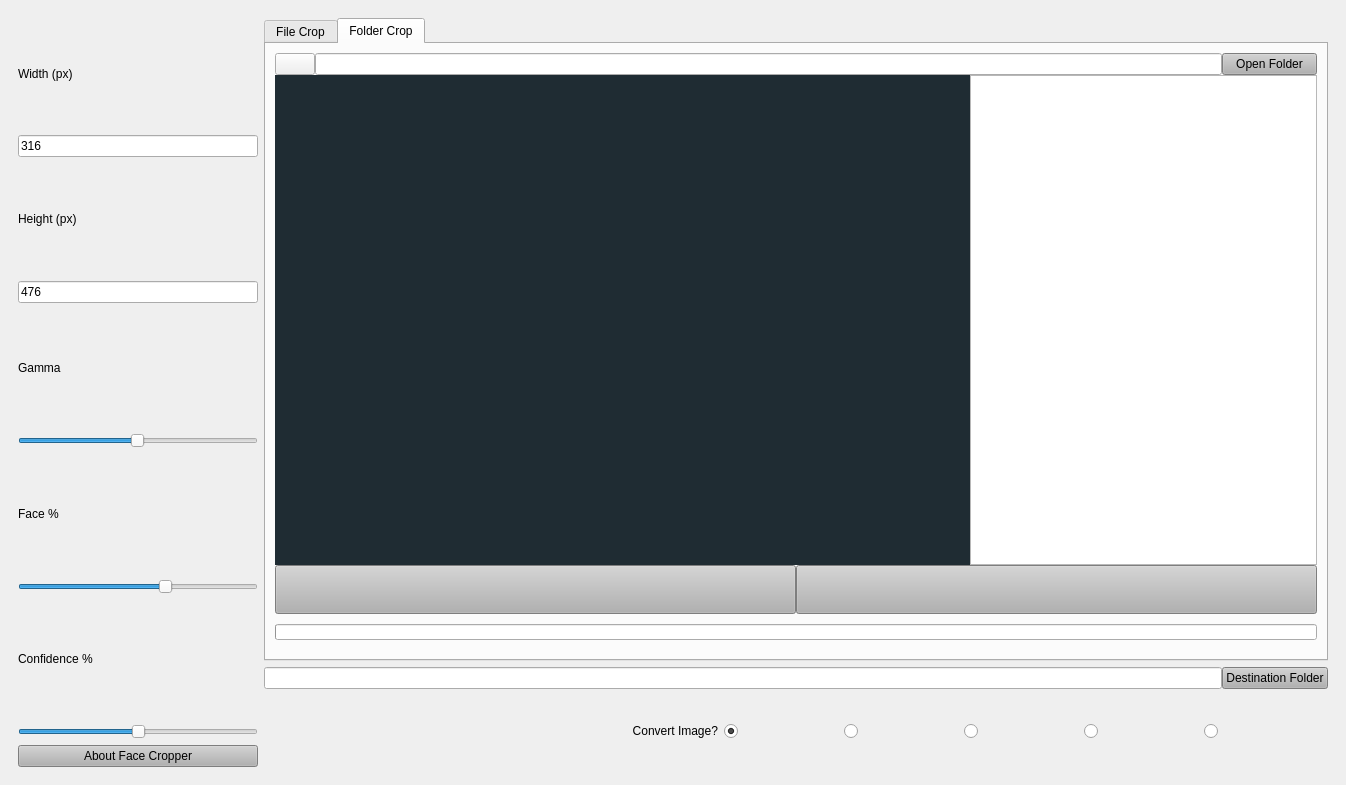
The window that resources/forms/form.ui (gregorycarnegie/autocrop) describes before a commit, drawn with Qt 5.
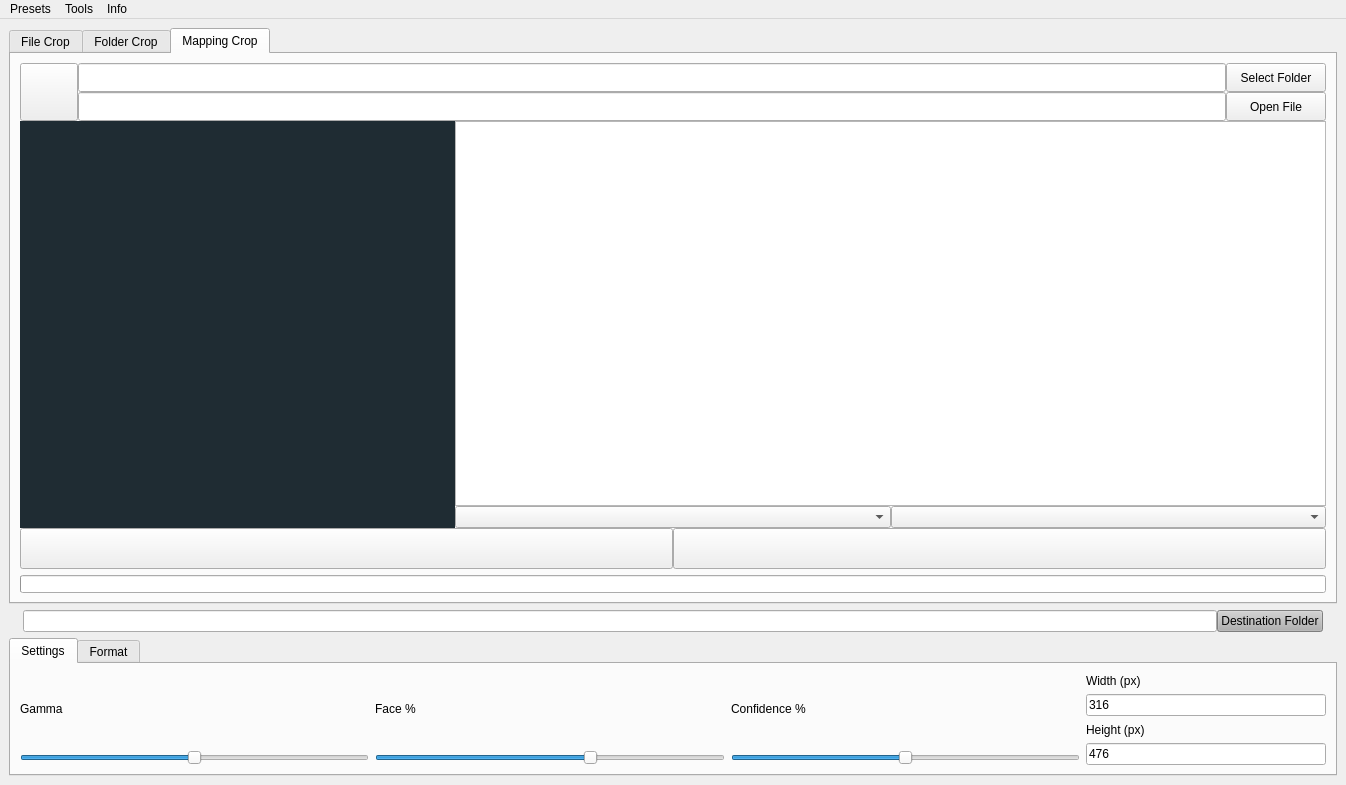
The same window after the commit. Icons and pictures are not drawn.

Commit message:
Added a mapping crop feature
The mapping_crop takes a folder and a CSV/XLSX file and saves cropped images based on your chosen mapping.

I saved resource locations to a JSON file and replaced some loops with NumPy array operations.

The edit to the form file:
```diff
--- a/resources/forms/form.ui
+++ b/resources/forms/form.ui
@@ -26,318 +26,7 @@
    </property>
    <layout class="QVBoxLayout" name="verticalLayout_7">
     <item>
-     <layout class="QHBoxLayout" name="horizontalLayout_3" stretch="2,9">
-      <property name="spacing">
-       <number>6</number>
-      </property>
-      <property name="sizeConstraint">
-       <enum>QLayout::SetDefaultConstraint</enum>
-      </property>
-      <property name="leftMargin">
-       <number>9</number>
-      </property>
-      <property name="topMargin">
-       <number>9</number>
-      </property>
-      <property name="rightMargin">
-       <number>9</number>
-      </property>
-      <property name="bottomMargin">
-       <number>9</number>
-      </property>
-      <item>
-       <layout class="QVBoxLayout" name="verticalLayout_2" stretch="0,0,0,0,0,0">
-        <property name="leftMargin">
-         <number>0</number>
-        </property>
-        <property name="topMargin">
-         <number>0</number>
-        </property>
-        <property name="rightMargin">
-         <number>0</number>
-        </property>
-        <property name="bottomMargin">
-         <number>0</number>
-        </property>
-        <item>
-         <layout class="QGridLayout" name="gridLayout_12">
-          <item row="1" column="0">
-           <widget class="QLabel" name="label_4">
-            <property name="sizePolicy">
-             <sizepolicy hsizetype="Preferred" vsizetype="Preferred">
-              <horstretch>0</horstretch>
-              <verstretch>0</verstretch>
-             </sizepolicy>
-            </property>
-            <property name="minimumSize">
-             <size>
-              <width>240</width>
-              <height>0</height>
-             </size>
-            </property>
-            <property name="maximumSize">
-             <size>
-              <width>240</width>
-              <height>16777215</height>
-             </size>
-            </property>
-            <property name="text">
-             <string>Width (px)</string>
-            </property>
-           </widget>
-          </item>
-          <item row="2" column="0">
-           <widget class="QLineEdit" name="lineEdit_3">
-            <property name="minimumSize">
-             <size>
-              <width>239</width>
-              <height>0</height>
-             </size>
-            </property>
-            <property name="maximumSize">
-             <size>
-              <width>240</width>
-              <height>16777215</height>
-             </size>
-            </property>
-            <property name="inputMethodHints">
-             <set>Qt::ImhDigitsOnly</set>
-            </property>
-            <property name="text">
-             <string>316</string>
-            </property>
-           </widget>
-          </item>
-         </layout>
-        </item>
-        <item>
-         <layout class="QGridLayout" name="gridLayout_13">
-          <item row="0" column="0">
-           <widget class="QLabel" name="label_5">
-            <property name="minimumSize">
-             <size>
-              <width>240</width>
-              <height>0</height>
-             </size>
-            </property>
-            <property name="maximumSize">
-             <size>
-              <width>240</width>
-              <height>16777215</height>
-             </size>
-            </property>
-            <property name="text">
-             <string>Height (px)</string>
-            </property>
-           </widget>
-          </item>
-          <item row="1" column="0">
-           <widget class="QLineEdit" name="lineEdit_4">
-            <property name="minimumSize">
-             <size>
-              <width>240</width>
-              <height>0</height>
-             </size>
-            </property>
-            <property name="maximumSize">
-             <size>
-              <width>240</width>
-              <height>16777215</height>
-             </size>
-            </property>
-            <property name="inputMethodHints">
-             <set>Qt::ImhDigitsOnly</set>
-            </property>
-            <property name="text">
-             <string>476</string>
-            </property>
-           </widget>
-          </item>
-         </layout>
-        </item>
-        <item>
-         <layout class="QGridLayout" name="gridLayout_14">
-          <item row="1" column="0">
-           <widget class="QSlider" name="horizontalSlider_2">
-            <property name="minimumSize">
-             <size>
-              <width>240</width>
-              <height>0</height>
-             </size>
-            </property>
-            <property name="maximumSize">
-             <size>
-              <width>240</width>
-              <height>16777215</height>
-             </size>
-            </property>
-            <property name="minimum">
-             <number>1</number>
-            </property>
-            <property name="maximum">
-             <number>2000</number>
-            </property>
-            <property name="pageStep">
-             <number>100</number>
-            </property>
-            <property name="value">
-             <number>1000</number>
-            </property>
-            <property name="orientation">
-             <enum>Qt::Horizontal</enum>
-            </property>
-           </widget>
-          </item>
-          <item row="0" column="0">
-           <widget class="QLabel" name="label_6">
-            <property name="minimumSize">
-             <size>
-              <width>240</width>
-              <height>0</height>
-             </size>
-            </property>
-            <property name="maximumSize">
-             <size>
-              <width>240</width>
-              <height>16777215</height>
-             </size>
-            </property>
-            <property name="text">
-             <string>Gamma</string>
-            </property>
-           </widget>
-          </item>
-         </layout>
-        </item>
-        <item>
-         <layout class="QGridLayout" name="gridLayout_11">
-          <item row="0" column="0">
-           <widget class="QLabel" name="label_7">
-            <property name="minimumSize">
-             <size>
-              <width>240</width>
-              <height>0</height>
-             </size>
-            </property>
-            <property name="maximumSize">
-             <size>
-              <width>240</width>
-              <height>16777215</height>
-             </size>
-            </property>
-            <property name="text">
-             <string>Face %</string>
-            </property>
-           </widget>
-          </item>
-          <item row="1" column="0">
-           <widget class="QSlider" name="horizontalSlider_3">
-            <property name="minimumSize">
-             <size>
-              <width>240</width>
-              <height>0</height>
-             </size>
-            </property>
-            <property name="maximumSize">
-             <size>
-              <width>240</width>
-              <height>16777215</height>
-             </size>
-            </property>
-            <property name="maximum">
-             <number>100</number>
-            </property>
-            <property name="singleStep">
-             <number>1</number>
-            </property>
-            <property name="value">
-             <number>62</number>
-            </property>
-            <property name="orientation">
-             <enum>Qt::Horizontal</enum>
-            </property>
-           </widget>
-          </item>
-         </layout>
-        </item>
-        <item>
-         <layout class="QGridLayout" name="gridLayout_9">
-          <item row="0" column="0">
-           <widget class="QLabel" name="label_9">
-            <property name="minimumSize">
-             <size>
-              <width>240</width>
-              <height>0</height>
-             </size>
-            </property>
-            <property name="maximumSize">
-             <size>
-              <width>240</width>
-              <height>16777215</height>
-             </size>
-            </property>
-            <property name="text">
-             <string>Confidence %</string>
-            </property>
-           </widget>
-          </item>
-          <item row="1" column="0">
-           <widget class="QSlider" name="horizontalSlider_4">
-            <property name="minimumSize">
-             <size>
-              <width>240</width>
-              <height>0</height>
-             </size>
-            </property>
-            <property name="maximumSize">
-             <size>
-              <width>240</width>
-              <height>16777215</height>
-             </size>
-            </property>
-            <property name="maximum">
-             <number>100</number>
-            </property>
-            <property name="value">
-             <number>50</number>
-            </property>
-            <property name="orientation">
-             <enum>Qt::Horizontal</enum>
-            </property>
-           </widget>
-          </item>
-         </layout>
-        </item>
-        <item>
-         <layout class="QGridLayout" name="gridLayout_15">
-          <item row="0" column="0">
-           <widget class="QPushButton" name="AboutPushButton">
-            <property name="minimumSize">
-             <size>
-              <width>240</width>
-              <height>0</height>
-             </size>
-            </property>
-            <property name="maximumSize">
-             <size>
-              <width>240</width>
-              <height>16777215</height>
-             </size>
-            </property>
-            <property name="styleSheet">
-             <string notr="true">background: #b1b1b1</string>
-            </property>
-            <property name="text">
-             <string>About Face Cropper</string>
-            </property>
-           </widget>
-          </item>
-         </layout>
-        </item>
-       </layout>
-      </item>
-      <item>
-       <layout class="QVBoxLayout" name="verticalLayout" stretch="10,0,1">
+     <layout class="QVBoxLayout" name="verticalLayout" stretch="10,0,0">
         <property name="leftMargin">
          <number>0</number>
         </property>
@@ -352,10 +41,10 @@
         </property>
         <item>
          <layout class="QGridLayout" name="gridLayout_8">
-          <item row="0" column="0">
+        <item row="0" column="1">
            <widget class="QTabWidget" name="tabWidget">
             <property name="currentIndex">
-             <number>1</number>
+           <number>2</number>
             </property>
             <widget class="QWidget" name="tab_1">
              <attribute name="title">
@@ -575,7 +264,7 @@
                    <number>0</number>
                   </property>
                   <item>
-                   <layout class="QHBoxLayout" name="horizontalLayout_5" stretch="10,1">
+                 <layout class="QHBoxLayout" name="horizontalLayout_5" stretch="10">
                     <property name="spacing">
                      <number>0</number>
                     </property>
@@ -614,20 +303,25 @@
                         </property>
                        </widget>
                       </item>
-                     </layout>
-                    </item>
-                    <item>
-                     <layout class="QGridLayout" name="gridLayout_21">
-                      <property name="spacing">
-                       <number>0</number>
+                    <item row="1" column="2">
+                     <widget class="QPushButton" name="FolderPushButton_1">
+                      <property name="minimumSize">
+                       <size>
+                        <width>100</width>
+                        <height>0</height>
+                       </size>
                       </property>
-                      <item row="0" column="0">
-                       <widget class="QPushButton" name="FolderPushButton">
+                      <property name="maximumSize">
+                       <size>
+                        <width>100</width>
+                        <height>16777215</height>
+                       </size>
+                      </property>
                         <property name="styleSheet">
                          <string notr="true">background: #b1b1b1</string>
                         </property>
                         <property name="text">
-                         <string>Open Folder</string>
+                       <string>Select Folder</string>
                         </property>
                         <property name="icon">
                          <iconset resource="../resources.qrc">
@@ -783,6 +477,18 @@
                         <verstretch>0</verstretch>
                        </sizepolicy>
                       </property>
+                    <property name="minimumSize">
+                     <size>
+                      <width>0</width>
+                      <height>18</height>
+                     </size>
+                    </property>
+                    <property name="maximumSize">
+                     <size>
+                      <width>16777215</width>
+                      <height>18</height>
+                     </size>
+                    </property>
                       <property name="value">
                        <number>0</number>
                       </property>
@@ -799,6 +505,266 @@
               </item>
              </layout>
             </widget>
+          <widget class="QWidget" name="tab">
+           <attribute name="title">
+            <string>Mapping Crop</string>
+           </attribute>
+           <layout class="QVBoxLayout" name="verticalLayout_16">
+            <item>
+             <layout class="QVBoxLayout" name="verticalLayout_17" stretch="3,30,3">
+              <property name="spacing">
+               <number>0</number>
+              </property>
+              <item>
+               <layout class="QHBoxLayout" name="horizontalLayout_12" stretch="1,16">
+                <item>
+                 <layout class="QVBoxLayout" name="verticalLayout_18">
+                  <item>
+                   <widget class="QPushButton" name="reload_pushButton_3">
+                    <property name="sizePolicy">
+                     <sizepolicy hsizetype="Expanding" vsizetype="Expanding">
+                      <horstretch>0</horstretch>
+                      <verstretch>0</verstretch>
+                     </sizepolicy>
+                    </property>
+                    <property name="minimumSize">
+                     <size>
+                      <width>58</width>
+                      <height>58</height>
+                     </size>
+                    </property>
+                    <property name="maximumSize">
+                     <size>
+                      <width>58</width>
+                      <height>58</height>
+                     </size>
+                    </property>
+                    <property name="text">
+                     <string/>
+                    </property>
+                    <property name="icon">
+                     <iconset resource="../resources.qrc">
+                      <normaloff>:/icons/icons/reload.svg</normaloff>:/icons/icons/reload.svg</iconset>
+                    </property>
+                    <property name="iconSize">
+                     <size>
+                      <width>32</width>
+                      <height>32</height>
+                     </size>
+                    </property>
+                   </widget>
+                  </item>
+                 </layout>
+                </item>
+                <item>
+                 <layout class="QVBoxLayout" name="verticalLayout_19">
+                  <item>
+                   <layout class="QHBoxLayout" name="horizontalLayout_17">
+                    <item>
+                     <widget class="QLineEdit" name="lineEdit_6">
+                      <property name="minimumSize">
+                       <size>
+                        <width>0</width>
+                        <height>29</height>
+                       </size>
+                      </property>
+                      <property name="maximumSize">
+                       <size>
+                        <width>16777215</width>
+                        <height>29</height>
+                       </size>
+                      </property>
+                     </widget>
+                    </item>
+                    <item>
+                     <widget class="QPushButton" name="FolderPushButton_2">
+                      <property name="minimumSize">
+                       <size>
+                        <width>100</width>
+                        <height>29</height>
+                       </size>
+                      </property>
+                      <property name="maximumSize">
+                       <size>
+                        <width>100</width>
+                        <height>29</height>
+                       </size>
+                      </property>
+                      <property name="text">
+                       <string>Select Folder</string>
+                      </property>
+                      <property name="icon">
+                       <iconset resource="../resources.qrc">
+                        <normaloff>:/icons/icons/folder.svg</normaloff>:/icons/icons/folder.svg</iconset>
+                      </property>
+                     </widget>
+                    </item>
+                   </layout>
+                  </item>
+                  <item>
+                   <layout class="QHBoxLayout" name="horizontalLayout_16">
+                    <item>
+                     <widget class="QLineEdit" name="lineEdit_7">
+                      <property name="minimumSize">
+                       <size>
+                        <width>0</width>
+                        <height>29</height>
+                       </size>
+                      </property>
+                      <property name="sizeIncrement">
+                       <size>
+                        <width>0</width>
+                        <height>29</height>
+                       </size>
+                      </property>
+                     </widget>
+                    </item>
+                    <item>
+                     <widget class="QPushButton" name="TablePushButton">
+                      <property name="minimumSize">
+                       <size>
+                        <width>100</width>
+                        <height>29</height>
+                       </size>
+                      </property>
+                      <property name="maximumSize">
+                       <size>
+                        <width>100</width>
+                        <height>29</height>
+                       </size>
+                      </property>
+                      <property name="text">
+                       <string>Open File</string>
+                      </property>
+                      <property name="icon">
+                       <iconset resource="../resources.qrc">
+                        <normaloff>:/icons/icons/excel.svg</normaloff>:/icons/icons/excel.svg</iconset>
+                      </property>
+                     </widget>
+                    </item>
+                   </layout>
+                  </item>
+                 </layout>
+                </item>
+               </layout>
+              </item>
+              <item>
+               <layout class="QHBoxLayout" name="horizontalLayout_13" stretch="1,2">
+                <property name="spacing">
+                 <number>0</number>
+                </property>
+                <item>
+                 <widget class="QLabel" name="crop_label_3">
+                  <property name="sizePolicy">
+                   <sizepolicy hsizetype="Ignored" vsizetype="Ignored">
+                    <horstretch>0</horstretch>
+                    <verstretch>0</verstretch>
+                   </sizepolicy>
+                  </property>
+                  <property name="styleSheet">
+                   <string notr="true">background: #1f2c33</string>
+                  </property>
+                  <property name="text">
+                   <string/>
+                  </property>
+                  <property name="scaledContents">
+                   <bool>true</bool>
+                  </property>
+                  <property name="alignment">
+                   <set>Qt::AlignCenter</set>
+                  </property>
+                 </widget>
+                </item>
+                <item>
+                 <layout class="QVBoxLayout" name="verticalLayout_12">
+                  <item>
+                   <widget class="QTableView" name="tableView"/>
+                  </item>
+                  <item>
+                   <layout class="QHBoxLayout" name="horizontalLayout_9">
+                    <item>
+                     <widget class="QComboBox" name="comboBox_1"/>
+                    </item>
+                    <item>
+                     <widget class="QComboBox" name="comboBox_2"/>
+                    </item>
+                   </layout>
+                  </item>
+                 </layout>
+                </item>
+               </layout>
+              </item>
+              <item>
+               <layout class="QHBoxLayout" name="horizontalLayout_15">
+                <item>
+                 <widget class="QPushButton" name="CropPushButton_3">
+                  <property name="sizePolicy">
+                   <sizepolicy hsizetype="Expanding" vsizetype="Expanding">
+                    <horstretch>0</horstretch>
+                    <verstretch>0</verstretch>
+                   </sizepolicy>
+                  </property>
+                  <property name="text">
+                   <string/>
+                  </property>
+                  <property name="icon">
+                   <iconset resource="../resources.qrc">
+                    <normaloff>:/icons/icons/crop.svg</normaloff>:/icons/icons/crop.svg</iconset>
+                  </property>
+                 </widget>
+                </item>
+                <item>
+                 <widget class="QPushButton" name="CancelPushButton_2">
+                  <property name="sizePolicy">
+                   <sizepolicy hsizetype="Expanding" vsizetype="Expanding">
+                    <horstretch>0</horstretch>
+                    <verstretch>0</verstretch>
+                   </sizepolicy>
+                  </property>
+                  <property name="text">
+                   <string/>
+                  </property>
+                  <property name="icon">
+                   <iconset resource="../resources.qrc">
+                    <normaloff>:/icons/icons/cancel.svg</normaloff>:/icons/icons/cancel.svg</iconset>
+                  </property>
+                 </widget>
+                </item>
+               </layout>
+              </item>
+             </layout>
+            </item>
+            <item>
+             <layout class="QVBoxLayout" name="verticalLayout_20">
+              <item>
+               <widget class="QProgressBar" name="progressBar_2">
+                <property name="enabled">
+                 <bool>true</bool>
+                </property>
+                <property name="minimumSize">
+                 <size>
+                  <width>0</width>
+                  <height>18</height>
+                 </size>
+                </property>
+                <property name="maximumSize">
+                 <size>
+                  <width>16777215</width>
+                  <height>18</height>
+                 </size>
+                </property>
+                <property name="value">
+                 <number>0</number>
+                </property>
+                <property name="textVisible">
+                 <bool>false</bool>
+                </property>
+               </widget>
+              </item>
+             </layout>
+            </item>
+           </layout>
+          </widget>
            </widget>
           </item>
          </layout>
@@ -808,6 +774,12 @@
           <property name="spacing">
            <number>0</number>
           </property>
+        <property name="leftMargin">
+         <number>14</number>
+        </property>
+        <property name="rightMargin">
+         <number>14</number>
+        </property>
           <item>
            <widget class="QLineEdit" name="lineEdit_5">
             <property name="text">
@@ -832,6 +804,279 @@
          </layout>
         </item>
         <item>
+       <widget class="QTabWidget" name="tabWidget_2">
+        <property name="currentIndex">
+         <number>0</number>
+        </property>
+        <widget class="QWidget" name="tab_4">
+         <attribute name="title">
+          <string>Settings</string>
+         </attribute>
+         <layout class="QHBoxLayout" name="horizontalLayout_8">
+          <item>
+           <layout class="QGridLayout" name="gridLayout_14">
+            <item row="0" column="0">
+             <widget class="QLabel" name="label_6">
+              <property name="minimumSize">
+               <size>
+                <width>240</width>
+                <height>0</height>
+               </size>
+              </property>
+              <property name="maximumSize">
+               <size>
+                <width>240</width>
+                <height>16777215</height>
+               </size>
+              </property>
+              <property name="text">
+               <string>Gamma</string>
+              </property>
+             </widget>
+            </item>
+            <item row="1" column="0">
+             <widget class="QSlider" name="hSlider_2">
+              <property name="minimumSize">
+               <size>
+                <width>240</width>
+                <height>0</height>
+               </size>
+              </property>
+              <property name="maximumSize">
+               <size>
+                <width>16777215</width>
+                <height>16777215</height>
+               </size>
+              </property>
+              <property name="minimum">
+               <number>1</number>
+              </property>
+              <property name="maximum">
+               <number>2000</number>
+              </property>
+              <property name="pageStep">
+               <number>100</number>
+              </property>
+              <property name="value">
+               <number>1000</number>
+              </property>
+              <property name="orientation">
+               <enum>Qt::Horizontal</enum>
+              </property>
+             </widget>
+            </item>
+           </layout>
+          </item>
+          <item>
+           <layout class="QGridLayout" name="gridLayout_11">
+            <item row="0" column="0">
+             <widget class="QLabel" name="label_7">
+              <property name="minimumSize">
+               <size>
+                <width>240</width>
+                <height>0</height>
+               </size>
+              </property>
+              <property name="maximumSize">
+               <size>
+                <width>240</width>
+                <height>16777215</height>
+               </size>
+              </property>
+              <property name="text">
+               <string>Face %</string>
+              </property>
+             </widget>
+            </item>
+            <item row="1" column="0">
+             <widget class="QSlider" name="hSlider_3">
+              <property name="minimumSize">
+               <size>
+                <width>240</width>
+                <height>0</height>
+               </size>
+              </property>
+              <property name="maximumSize">
+               <size>
+                <width>16777215</width>
+                <height>16777215</height>
+               </size>
+              </property>
+              <property name="maximum">
+               <number>100</number>
+              </property>
+              <property name="singleStep">
+               <number>1</number>
+              </property>
+              <property name="value">
+               <number>62</number>
+              </property>
+              <property name="orientation">
+               <enum>Qt::Horizontal</enum>
+              </property>
+             </widget>
+            </item>
+           </layout>
+          </item>
+          <item>
+           <layout class="QGridLayout" name="gridLayout_9">
+            <item row="0" column="0">
+             <widget class="QLabel" name="label_9">
+              <property name="minimumSize">
+               <size>
+                <width>240</width>
+                <height>0</height>
+               </size>
+              </property>
+              <property name="maximumSize">
+               <size>
+                <width>240</width>
+                <height>16777215</height>
+               </size>
+              </property>
+              <property name="text">
+               <string>Confidence %</string>
+              </property>
+             </widget>
+            </item>
+            <item row="1" column="0">
+             <widget class="QSlider" name="hSlider_4">
+              <property name="minimumSize">
+               <size>
+                <width>240</width>
+                <height>0</height>
+               </size>
+              </property>
+              <property name="maximumSize">
+               <size>
+                <width>16777215</width>
+                <height>16777215</height>
+               </size>
+              </property>
+              <property name="maximum">
+               <number>100</number>
+              </property>
+              <property name="value">
+               <number>50</number>
+              </property>
+              <property name="orientation">
+               <enum>Qt::Horizontal</enum>
+              </property>
+             </widget>
+            </item>
+           </layout>
+          </item>
+          <item>
+           <layout class="QVBoxLayout" name="verticalLayout_11">
+            <item>
+             <layout class="QGridLayout" name="gridLayout_12">
+              <item row="2" column="0">
+               <widget class="QLineEdit" name="lineEdit_3">
+                <property name="minimumSize">
+                 <size>
+                  <width>239</width>
+                  <height>0</height>
+                 </size>
+                </property>
+                <property name="maximumSize">
+                 <size>
+                  <width>240</width>
+                  <height>16777215</height>
+                 </size>
+                </property>
+                <property name="inputMethodHints">
+                 <set>Qt::ImhDigitsOnly</set>
+                </property>
+                <property name="text">
+                 <string>316</string>
+                </property>
+               </widget>
+              </item>
+              <item row="1" column="0">
+               <widget class="QLabel" name="label_4">
+                <property name="sizePolicy">
+                 <sizepolicy hsizetype="Preferred" vsizetype="Preferred">
+                  <horstretch>0</horstretch>
+                  <verstretch>0</verstretch>
+                 </sizepolicy>
+                </property>
+                <property name="minimumSize">
+                 <size>
+                  <width>240</width>
+                  <height>0</height>
+                 </size>
+                </property>
+                <property name="maximumSize">
+                 <size>
+                  <width>240</width>
+                  <height>16777215</height>
+                 </size>
+                </property>
+                <property name="text">
+                 <string>Width (px)</string>
+                </property>
+                <property name="alignment">
+                 <set>Qt::AlignLeading|Qt::AlignLeft|Qt::AlignVCenter</set>
+                </property>
+               </widget>
+              </item>
+             </layout>
+            </item>
+            <item>
+             <layout class="QGridLayout" name="gridLayout_13">
+              <item row="0" column="0">
+               <widget class="QLabel" name="label_5">
+                <property name="minimumSize">
+                 <size>
+                  <width>240</width>
+                  <height>0</height>
+                 </size>
+                </property>
+                <property name="maximumSize">
+                 <size>
+                  <width>240</width>
+                  <height>16777215</height>
+                 </size>
+                </property>
+                <property name="text">
+                 <string>Height (px)</string>
+                </property>
+               </widget>
+              </item>
+              <item row="1" column="0">
+               <widget class="QLineEdit" name="lineEdit_4">
+                <property name="minimumSize">
+                 <size>
+                  <width>240</width>
+                  <height>0</height>
+                 </size>
+                </property>
+                <property name="maximumSize">
+                 <size>
+                  <width>240</width>
+                  <height>16777215</height>
+                 </size>
+                </property>
+                <property name="inputMethodHints">
+                 <set>Qt::ImhDigitsOnly</set>
+                </property>
+                <property name="text">
+                 <string>476</string>
+                </property>
+               </widget>
+              </item>
+             </layout>
+            </item>
+           </layout>
+          </item>
+         </layout>
+        </widget>
+        <widget class="QWidget" name="tab_3">
+         <attribute name="title">
+          <string>Format</string>
+         </attribute>
+         <layout class="QVBoxLayout" name="verticalLayout_10">
+          <item>
          <layout class="QHBoxLayout" name="horizontalLayout_2" stretch="4,1,1,1,1,1">
           <property name="leftMargin">
            <number>10</number>
@@ -1042,11 +1287,99 @@
          </layout>
         </item>
        </layout>
+        </widget>
+       </widget>
       </item>
      </layout>
     </item>
    </layout>
   </widget>
+  <widget class="QMenuBar" name="menuBar">
+   <property name="geometry">
+    <rect>
+     <x>0</x>
+     <y>0</y>
+     <width>1346</width>
+     <height>22</height>
+    </rect>
+   </property>
+   <widget class="QMenu" name="menuPresets">
+    <property name="title">
+     <string>Presets</string>
+    </property>
+    <addaction name="actionSquare"/>
+    <addaction name="actionGolden_Ratio"/>
+   </widget>
+   <widget class="QMenu" name="menuTools">
+    <property name="title">
+     <string>Tools</string>
+    </property>
+    <addaction name="actionUse_Mapping"/>
+    <addaction name="actionCrop_File"/>
+    <addaction name="actionCrop_Folder"/>
+   </widget>
+   <widget class="QMenu" name="menuInfo">
+    <property name="title">
+     <string>Info</string>
+    </property>
+    <addaction name="actionAbout_Face_Cropper"/>
+   </widget>
+   <addaction name="menuPresets"/>
+   <addaction name="menuTools"/>
+   <addaction name="menuInfo"/>
+  </widget>
+  <action name="actionOpen_Picture">
+   <property name="text">
+    <string>Open Picture</string>
+   </property>
+  </action>
+  <action name="actionOpen_Folder">
+   <property name="text">
+    <string>Open Folder</string>
+   </property>
+  </action>
+  <action name="actionSquare">
+   <property name="text">
+    <string>Square</string>
+   </property>
+  </action>
+  <action name="actionGolden_Ratio">
+   <property name="text">
+    <string>Golden Ratio</string>
+   </property>
+  </action>
+  <action name="actionUse_Mapping">
+   <property name="icon">
+    <iconset resource="../resources.qrc">
+     <normaloff>:/icons/icons/excel.svg</normaloff>:/icons/icons/excel.svg</iconset>
+   </property>
+   <property name="text">
+    <string>Use Mapping</string>
+   </property>
+  </action>
+  <action name="actionCrop_File">
+   <property name="icon">
+    <iconset resource="../resources.qrc">
+     <normaloff>:/icons/icons/picture.svg</normaloff>:/icons/icons/picture.svg</iconset>
+   </property>
+   <property name="text">
+    <string>Crop File</string>
+   </property>
+  </action>
+  <action name="actionCrop_Folder">
+   <property name="icon">
+    <iconset resource="../resources.qrc">
+     <normaloff>:/icons/icons/folder.svg</normaloff>:/icons/icons/folder.svg</iconset>
+   </property>
+   <property name="text">
+    <string>Crop Folder</string>
+   </property>
+  </action>
+  <action name="actionAbout_Face_Cropper">
+   <property name="text">
+    <string>About Face Cropper</string>
+   </property>
+  </action>
  </widget>
  <resources>
   <include location="../resources.qrc"/>
```
Left out of the diff: 35 changed lines with no effect on the pictures. Lines whose indentation alone changed are shown as unchanged. The commit also changes 9 other files.
